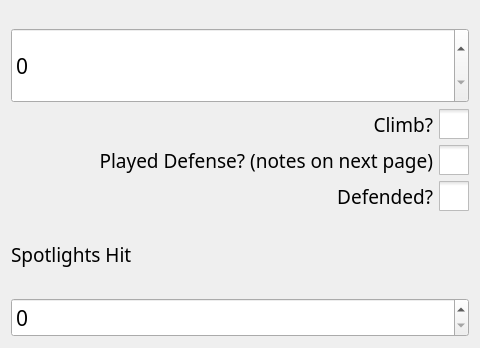
This is ui/TeleScouting.ui in binex-dsk/QFRCScouter as Qt 5 draws it before an edit; both pictures show x 0 to 480 and y 471 to 819 of the 480 by 819 pixel window. The edited form follows.
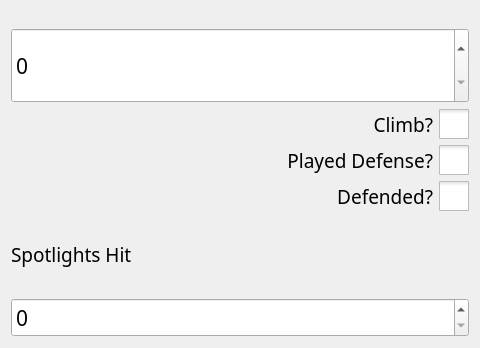
This is the edited form. Custom widgets are drawn as their Qt base class.

Patch:
```diff
--- a/ui/TeleScouting.ui
+++ b/ui/TeleScouting.ui
@@ -170,7 +170,7 @@
       <string notr="true">QCheckBox::indicator:unchecked { width: 30px; height: 30px; } QCheckBox::indicator:checked { width: 30px; height: 30px; }</string>
      </property>
      <property name="text">
-      <string>Played Defense? (notes on next page)</string>
+      <string>Played Defense?</string>
      </property>
      <property name="iconSize">
       <size>
```
